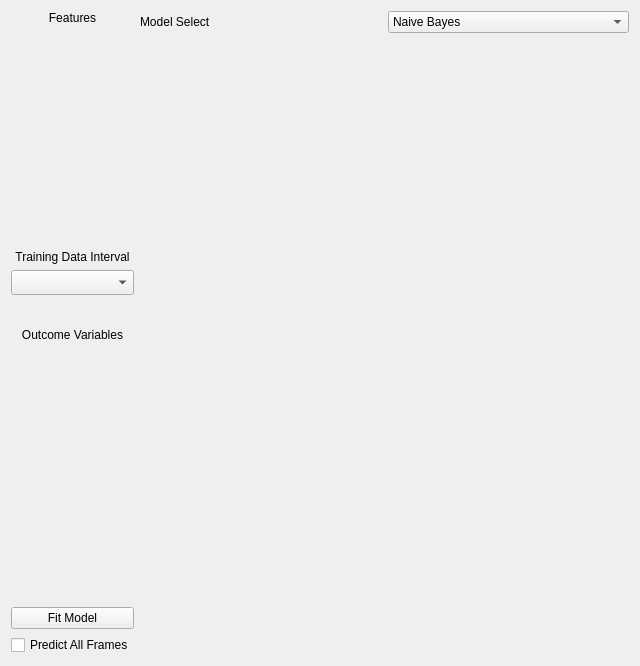
Above: src/WhiskerToolbox/ML_Widget/ML_Widget.ui from paulmthompson/WhiskerToolbox before the change. Below: the same form after it.
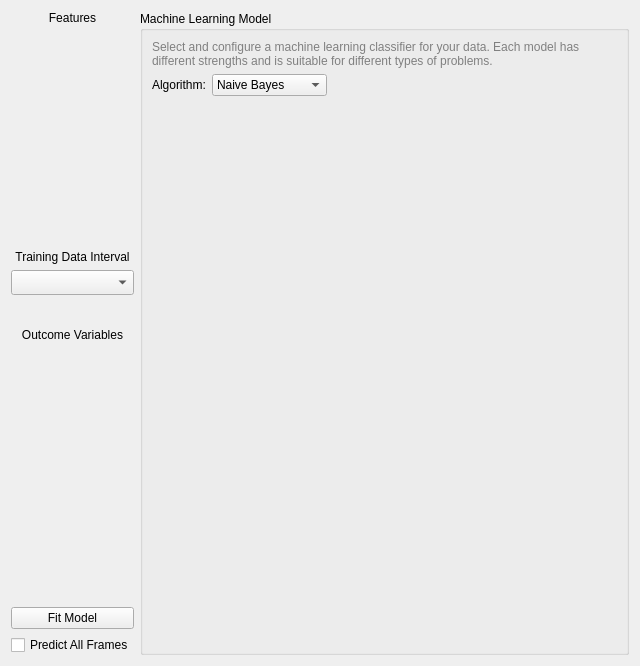
That is the form after the change. Custom widgets are drawn as their Qt base class.

Commit message: better layout. Make sure to remove nans and z score for prediction

The edit to the form file:
```diff
--- a/src/WhiskerToolbox/ML_Widget/ML_Widget.ui
+++ b/src/WhiskerToolbox/ML_Widget/ML_Widget.ui
@@ -161,12 +161,37 @@
    </item>
    <item>
     <layout class="QVBoxLayout" name="verticalLayout_5">
+     <property name="spacing">
+      <number>6</number>
+     </property>
+     <item>
+      <widget class="QGroupBox" name="modelGroupBox">
+       <property name="title">
+        <string>Machine Learning Model</string>
+       </property>
+       <layout class="QVBoxLayout" name="modelGroupLayout">
+        <property name="spacing">
+         <number>6</number>
+        </property>
+        <item>
+         <widget class="QLabel" name="modelDescriptionLabel">
+          <property name="text">
+           <string>Select and configure a machine learning classifier for your data. Each model has different strengths and is suitable for different types of problems.</string>
+          </property>
+          <property name="wordWrap">
+           <bool>true</bool>
+          </property>
+          <property name="styleSheet">
+           <string>QLabel { color: gray; font-size: 9pt; }</string>
+          </property>
+         </widget>
+        </item>
      <item>
       <layout class="QHBoxLayout" name="horizontalLayout">
        <item>
         <widget class="QLabel" name="label_4">
          <property name="text">
-          <string>Model Select</string>
+             <string>Algorithm:</string>
          </property>
         </widget>
        </item>
@@ -184,10 +209,46 @@
          </item>
         </widget>
        </item>
+          <item>
+           <spacer name="horizontalSpacer">
+            <property name="orientation">
+             <enum>Qt::Horizontal</enum>
+            </property>
+            <property name="sizeHint" stdset="0">
+             <size>
+              <width>40</width>
+              <height>20</height>
+             </size>
+            </property>
+           </spacer>
+          </item>
       </layout>
      </item>
      <item>
-      <widget class="QStackedWidget" name="stackedWidget"/>
+         <widget class="QStackedWidget" name="stackedWidget">
+          <property name="sizePolicy">
+           <sizepolicy hsizetype="Preferred" vsizetype="Minimum">
+            <horstretch>0</horstretch>
+            <verstretch>0</verstretch>
+           </sizepolicy>
+          </property>
+         </widget>
+        </item>
+        <item>
+         <spacer name="modelVerticalSpacer">
+          <property name="orientation">
+           <enum>Qt::Vertical</enum>
+          </property>
+          <property name="sizeHint" stdset="0">
+           <size>
+            <width>20</width>
+            <height>20</height>
+           </size>
+          </property>
+         </spacer>
+        </item>
+       </layout>
+      </widget>
      </item>
     </layout>
    </item>
```
Left out of the diff: 3 changed lines with no effect on the pictures. Lines whose indentation alone changed are shown as unchanged. The commit also changes 10 other files.
